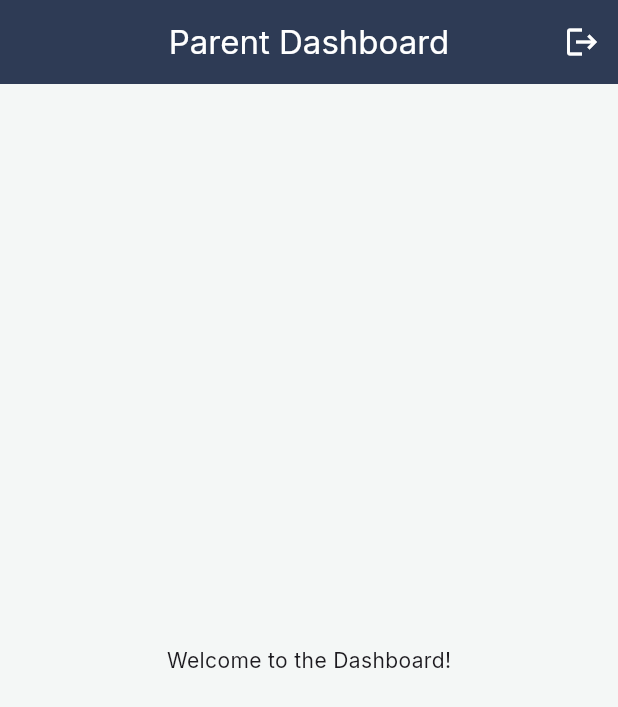
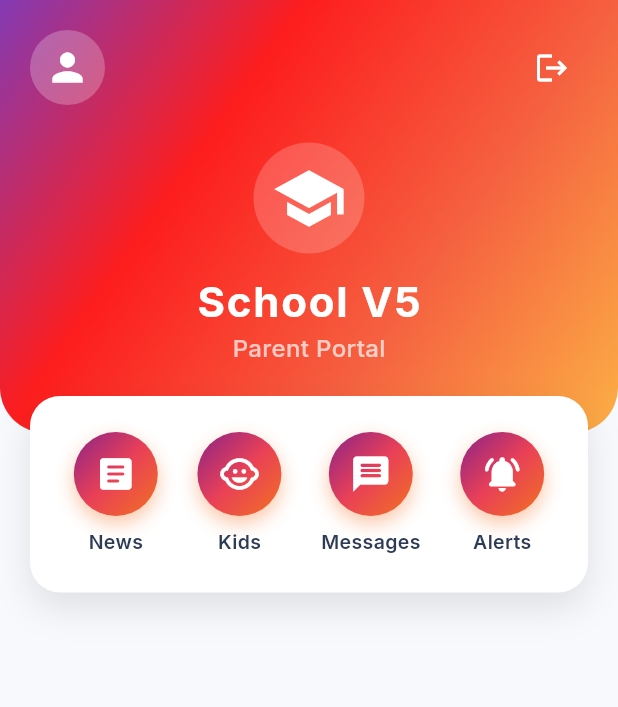
Before and after one commit to mansoorbadshah454-glitch/parent_mobile_app, a Flutter app: the screen it shows once a user with an empty profile is signed in, on a phone screen of 412 x 824 dp. Shown: the top 707 px of the screen. Run offline on Flutter 3.47's test engine with Material 3 defaults, Android fonts, the phone set to English and light mode, and no system bars; our stand-ins replace cloud_firestore, firebase_auth, firebase_core, flutter_riverpod, go_router, google_fonts; accounts and stored records are empty.

Commit message:
feat(ui): Implement modern Instagram-style Dashboard with animated menu buttons

```diff
--- a/lib/core/router/app_router.dart
+++ b/lib/core/router/app_router.dart
@@ -4,6 +4,7 @@ import 'package:go_router/go_router.dart';
 import '../../features/auth/providers/auth_provider.dart';
 import '../../features/auth/screens/login_screen.dart';
 import '../../features/dashboard/screens/dashboard_screen.dart';
+import '../../features/dashboard/screens/placeholder_screen.dart';
 
 final goRouterProvider = Provider<GoRouter>((ref) {
   final authState = ref.watch(authStateProvider);
@@ -11,7 +12,6 @@ final goRouterProvider = Provider<GoRouter>((ref) {
   return GoRouter(
     initialLocation: '/',
     redirect: (context, state) {
-      // If authState is loading, don't redirect yet
       if (authState.isLoading) return null;
 
       final isAuth = authState.value != null;
@@ -30,6 +30,24 @@ final goRouterProvider = Provider<GoRouter>((ref) {
       GoRoute(
         path: '/',
         builder: (context, state) => const DashboardScreen(),
+        routes: [
+          GoRoute(
+            path: 'news',
+            builder: (context, state) => const PlaceholderScreen(title: 'News Feed'),
+          ),
+          GoRoute(
+            path: 'kids',
+            builder: (context, state) => const PlaceholderScreen(title: 'My Kids'),
+          ),
+          GoRoute(
+            path: 'messages',
+            builder: (context, state) => const PlaceholderScreen(title: 'Messages'),
+          ),
+          GoRoute(
+            path: 'notifications',
+            builder: (context, state) => const PlaceholderScreen(title: 'Notifications'),
+          ),
+        ]
       ),
     ],
     errorBuilder: (context, state) => Scaffold(
--- /dev/null
+++ b/lib/core/theme/theme_colors.dart
@@ -0,0 +1,25 @@
+import 'package:flutter/material.dart';
+
+class ThemeColors {
+  // Instagram style gradient colors
+  static const Color instaPurple = Color(0xFF833AB4);
+  static const Color instaRed = Color(0xFFFD1D1D);
+  static const Color instaOrange = Color(0xFFF56040);
+  static const Color instaYellow = Color(0xFFFCAF45);
+
+  static const LinearGradient instagramGradient = LinearGradient(
+    begin: Alignment.topLeft,
+    end: Alignment.bottomRight,
+    colors: [
+      instaPurple,
+      instaRed,
+      instaOrange,
+      instaYellow,
+    ],
+  );
+
+  static const Color primaryText = Color(0xFF2E3B55);
+  static const Color secondaryText = Color(0xFF757575);
+  static const Color surfaceColor = Colors.white;
+  static const Color backgroundColor = Color(0xFFF7F9FC); // Very light grey blue
+}
--- a/lib/features/dashboard/screens/dashboard_screen.dart
+++ b/lib/features/dashboard/screens/dashboard_screen.dart
@@ -1,26 +1,158 @@
 import 'package:flutter/material.dart';
 import 'package:flutter_riverpod/flutter_riverpod.dart';
+import 'package:go_router/go_router.dart';
 import '../../auth/providers/auth_provider.dart';
+import '../../../core/theme/theme_colors.dart';
+import '../widgets/animated_menu_button.dart';
 
 class DashboardScreen extends ConsumerWidget {
   const DashboardScreen({super.key});
 
   @override
   Widget build(BuildContext context, WidgetRef ref) {
+    // Get screen size for responsive design
+    final size = MediaQuery.of(context).size;
+    final topPadding = MediaQuery.of(context).padding.top;
+
     return Scaffold(
-      appBar: AppBar(
-        title: const Text('Parent Dashboard'),
-        actions: [
-          IconButton(
-            icon: const Icon(Icons.logout),
-            onPressed: () {
-              ref.read(authControllerProvider.notifier).logout();
-            },
+      backgroundColor: ThemeColors.backgroundColor,
+      body: Stack(
+        children: [
+          // 1. Gradient Header Background
+          Container(
+            height: size.height * 0.35,
+            width: double.infinity,
+            decoration: const BoxDecoration(
+              gradient: ThemeColors.instagramGradient,
+              borderRadius: BorderRadius.only(
+                bottomLeft: Radius.circular(30),
+                bottomRight: Radius.circular(30),
+              ),
+            ),
+          ),
+
+          // 2. Main Scrollable Content
+          CustomScrollView(
+            slivers: [
+              // Header Content
+              SliverToBoxAdapter(
+                child: Padding(
+                  padding: EdgeInsets.only(
+                    top: topPadding + 20,
+                    left: 20,
+                    right: 20,
+                    bottom: 20,
+                  ),
+                  child: Column(
+                    children: [
+                      // Top Row (Profile & Logout)
+                      Row(
+                        mainAxisAlignment: MainAxisAlignment.spaceBetween,
+                        children: [
+                          const CircleAvatar(
+                            radius: 25,
+                            backgroundColor: Colors.white24,
+                            child: Icon(Icons.person, color: Colors.white, size: 30),
+                          ),
+                          IconButton(
+                            icon: const Icon(Icons.logout, color: Colors.white),
+                            onPressed: () {
+                              ref.read(authControllerProvider.notifier).logout();
+                            },
+                          ),
+                        ],
+                      ),
+                      const SizedBox(height: 25),
+
+                      // School Info
+                      Container(
+                        padding: const EdgeInsets.all(12),
+                        decoration: BoxDecoration(
+                          color: Colors.white.withOpacity(0.2),
+                          shape: BoxShape.circle,
+                        ),
+                        child: const Icon(
+                          Icons.school, // Placeholder for School Logo
+                          size: 50,
+                          color: Colors.white,
+                        ),
+                      ),
+                      const SizedBox(height: 12),
+                      const Text(
+                        'School V5',
+                        style: TextStyle(
+                          color: Colors.white,
+                          fontSize: 28,
+                          fontWeight: FontWeight.bold,
+                          letterSpacing: 1.2,
+                        ),
+                      ),
+                      const Text(
+                        'Parent Portal',
+                        style: TextStyle(
+                          color: Colors.white70,
+                          fontSize: 16,
+                          fontWeight: FontWeight.w500,
+                        ),
+                      ),
+                    ],
+                  ),
+                ),
+              ),
+
+              // 3. The Menu Card
+              SliverToBoxAdapter(
+                child: Padding(
+                  padding: const EdgeInsets.symmetric(horizontal: 20),
+                  child: Container(
+                    decoration: BoxDecoration(
+                      color: Colors.white,
+                      borderRadius: BorderRadius.circular(20),
+                      boxShadow: [
+                        BoxShadow(
+                          color: Colors.black.withOpacity(0.1),
+                          blurRadius: 20,
+                          offset: const Offset(0, 10),
+                        ),
+                      ],
+                    ),
+                    padding: const EdgeInsets.symmetric(vertical: 24, horizontal: 16),
+                    child: Row(
+                      mainAxisAlignment: MainAxisAlignment.spaceAround,
+                      children: [
+                        AnimatedMenuButton(
+                          icon: Icons.article_rounded,
+                          label: 'News',
+                          onTap: () => context.go('/news'),
+                        ),
+                        AnimatedMenuButton(
+                          icon: Icons.child_care_rounded,
+                          label: 'Kids',
+                          onTap: () => context.go('/kids'),
+                        ),
+                        AnimatedMenuButton(
+                          icon: Icons.message_rounded,
+                          label: 'Messages',
+                          onTap: () => context.go('/messages'),
+                        ),
+                        AnimatedMenuButton(
+                          icon: Icons.notifications_active_rounded,
+                          label: 'Alerts',
+                          onTap: () => context.go('/notifications'),
+                        ),
+                      ],
+                    ),
+                  ),
+                ),
+              ),
+
+              // Placeholder for future content (e.g. Recent Activities)
+              const SliverToBoxAdapter(
+                child: SizedBox(height: 40),
+              )
+            ],
           ),
         ],
-      ),
-      body: const Center(
-        child: Text('Welcome to the Dashboard!'),
       ),
     );
   }
--- /dev/null
+++ b/lib/features/dashboard/screens/placeholder_screen.dart
@@ -0,0 +1,19 @@
+import 'package:flutter/material.dart';
+
+class PlaceholderScreen extends StatelessWidget {
+  final String title;
+  const PlaceholderScreen({super.key, required this.title});
+
+  @override
+  Widget build(BuildContext context) {
+    return Scaffold(
+      appBar: AppBar(title: Text(title)),
+      body: Center(
+        child: Text(
+          '$title Content coming soon...',
+          style: const TextStyle(fontSize: 18, color: Colors.grey),
+        ),
+      ),
+    );
+  }
+}
--- /dev/null
+++ b/lib/features/dashboard/widgets/animated_menu_button.dart
@@ -0,0 +1,110 @@
+import 'package:flutter/material.dart';
+
+class AnimatedMenuButton extends StatefulWidget {
+  final IconData icon;
+  final String label;
+  final VoidCallback onTap;
+  final List<Color> gradientColors;
+
+  const AnimatedMenuButton({
+    super.key,
+    required this.icon,
+    required this.label,
+    required this.onTap,
+    this.gradientColors = const [Color(0xFF8A2387), Color(0xFFE94057), Color(0xFFF27121)], // Default Instagram-ish
+  });
+
+  @override
+  State<AnimatedMenuButton> createState() => _AnimatedMenuButtonState();
+}
+
+class _AnimatedMenuButtonState extends State<AnimatedMenuButton> with SingleTickerProviderStateMixin {
+  late AnimationController _controller;
+  late Animation<double> _scaleAnimation;
+
+  @override
+  void initState() {
+    super.initState();
+    _controller = AnimationController(
+      vsync: this,
+      duration: const Duration(milliseconds: 150),
+    );
+    _scaleAnimation = Tween<double>(begin: 1.0, end: 0.9).animate(
+      CurvedAnimation(parent: _controller, curve: Curves.easeInOut),
+    );
+  }
+
+  @override
+  void dispose() {
+    _controller.dispose();
+    super.dispose();
+  }
+
+  void _onTapDown(TapDownDetails details) {
+    _controller.forward();
+  }
+
+  void _onTapUp(TapUpDetails details) {
+    _controller.reverse();
+    widget.onTap();
+  }
+
+  void _onTapCancel() {
+    _controller.reverse();
+  }
+
+  @override
+  Widget build(BuildContext context) {
+    return GestureDetector(
+      onTapDown: _onTapDown,
+      onTapUp: _onTapUp,
+      onTapCancel: _onTapCancel,
+      child: AnimatedBuilder(
+        animation: _scaleAnimation,
+        builder: (context, child) {
+          return Transform.scale(
+            scale: _scaleAnimation.value,
+            child: child,
+          );
+        },
+        child: Column(
+          mainAxisSize: MainAxisSize.min,
+          children: [
+            Container(
+              padding: const EdgeInsets.all(14),
+              decoration: BoxDecoration(
+                shape: BoxShape.circle,
+                gradient: LinearGradient(
+                  colors: widget.gradientColors,
+                  begin: Alignment.topLeft,
+                  end: Alignment.bottomRight,
+                ),
+                boxShadow: [
+                  BoxShadow(
+                    color: widget.gradientColors.last.withOpacity(0.4),
+                    blurRadius: 10,
+                    offset: const Offset(0, 5),
+                  ),
+                ],
+              ),
+              child: Icon(
+                widget.icon,
+                color: Colors.white,
+                size: 28,
+              ),
+            ),
+            const SizedBox(height: 8),
+            Text(
+              widget.label,
+              style: const TextStyle(
+                fontSize: 13,
+                fontWeight: FontWeight.w600,
+                color: Color(0xFF2E3B55),
+              ),
+            ),
+          ],
+        ),
+      ),
+    );
+  }
+}
```
